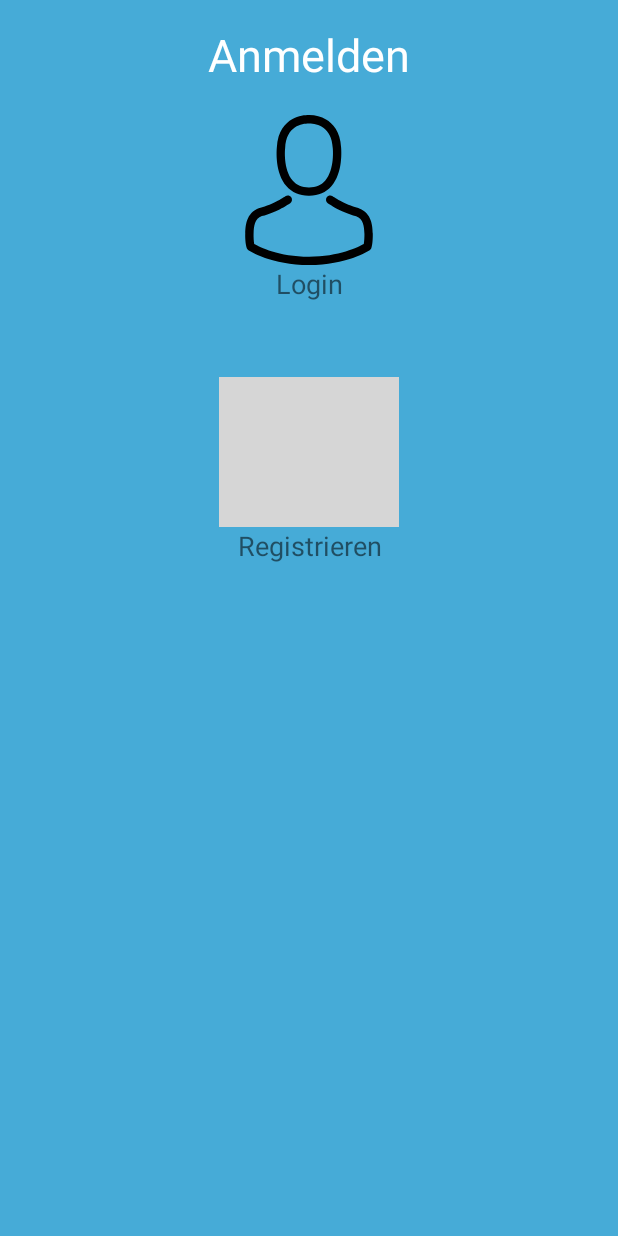
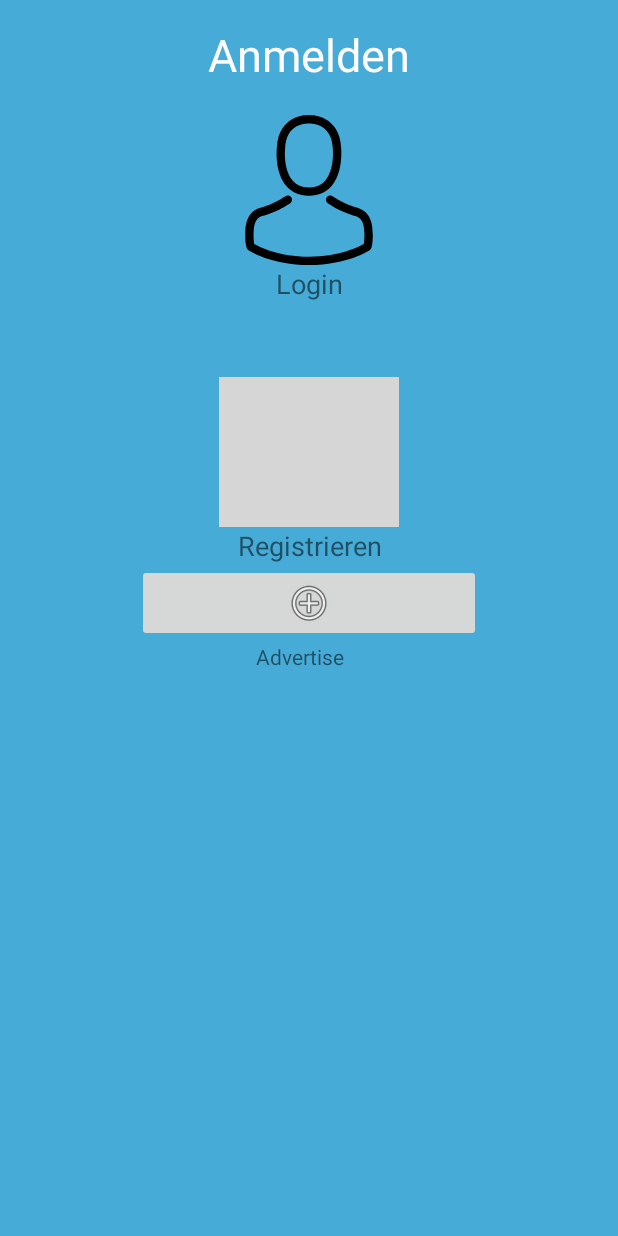
Before and after one commit to waleedHubaishi/food4All_IP3_4, an Android app: the screen it shows after launch (Startscreen), on a phone screen of 412 x 824 dp. Run offline under Robolectric (Android 15) with nearby library versions, the phone set to English and light mode, and no system bars; grey boxes are pictures that could not be loaded.

Commit message:
added button to the startscreen so to access the advertiesement page easlier, will be deleted as soon as all features all linked to each other

```diff
--- a/android/Food4All/app/src/main/java/com/example/chewbacca/food4all/Startscreen.java
+++ b/android/Food4All/app/src/main/java/com/example/chewbacca/food4all/Startscreen.java
@@ -27,4 +27,10 @@ public class Startscreen extends AppCompatActivity {
         Intent intent = new Intent(this, RegisterActivity.class);
         startActivity(intent);
     }
+
+    /** provisional Activiy to get to the advertisement views */
+    public void goToFirstAdvertisementPage(View view) {
+        Intent intent = new Intent(this, Adv1Activity.class);
+        startActivity(intent);
+    }
 }
--- a/android/Food4All/app/src/main/res/layout/activity_startscreen.xml
+++ b/android/Food4All/app/src/main/res/layout/activity_startscreen.xml
@@ -69,4 +69,18 @@
         android:gravity="center"
         android:textSize="18sp" />
 
+    <ImageButton
+        android:id="@+id/imageButton15"
+        android:layout_width="229dp"
+        android:layout_height="wrap_content"
+        android:onClick="goToFirstAdvertisementPage"
+        app:srcCompat="@android:drawable/ic_menu_add" />
+
+    <TextView
+        android:id="@+id/textView21"
+        android:layout_width="70dp"
+        android:layout_height="wrap_content"
+        android:text="Advertise"
+        android:textAlignment="textStart" />
+
 </LinearLayout>
```
